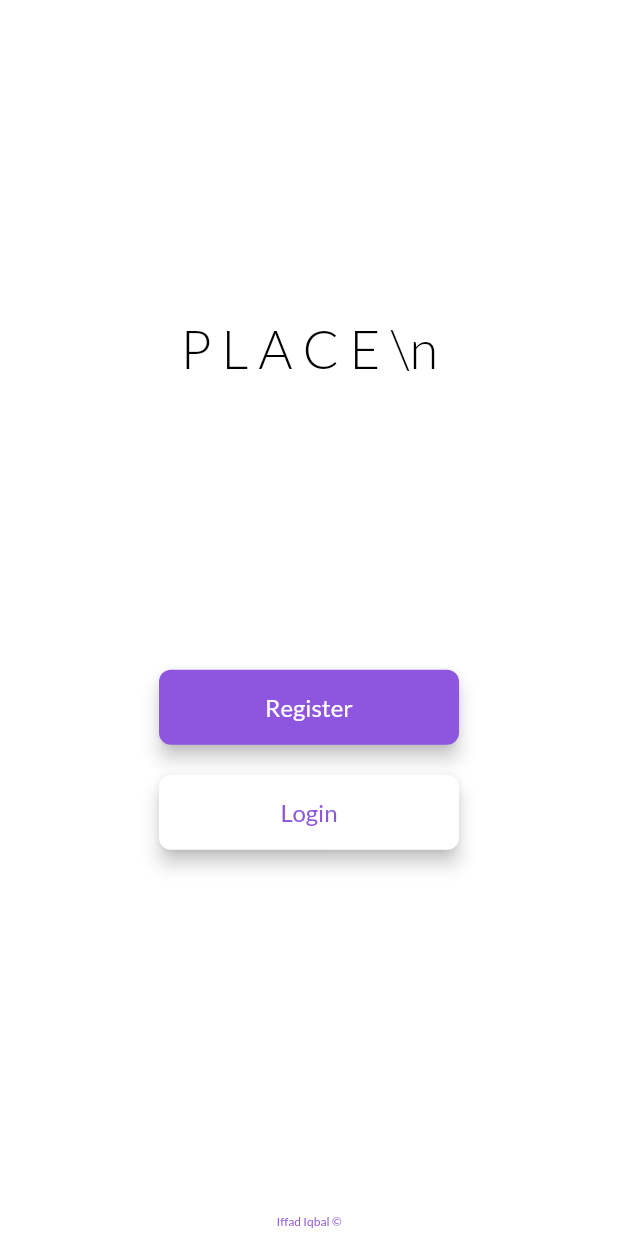
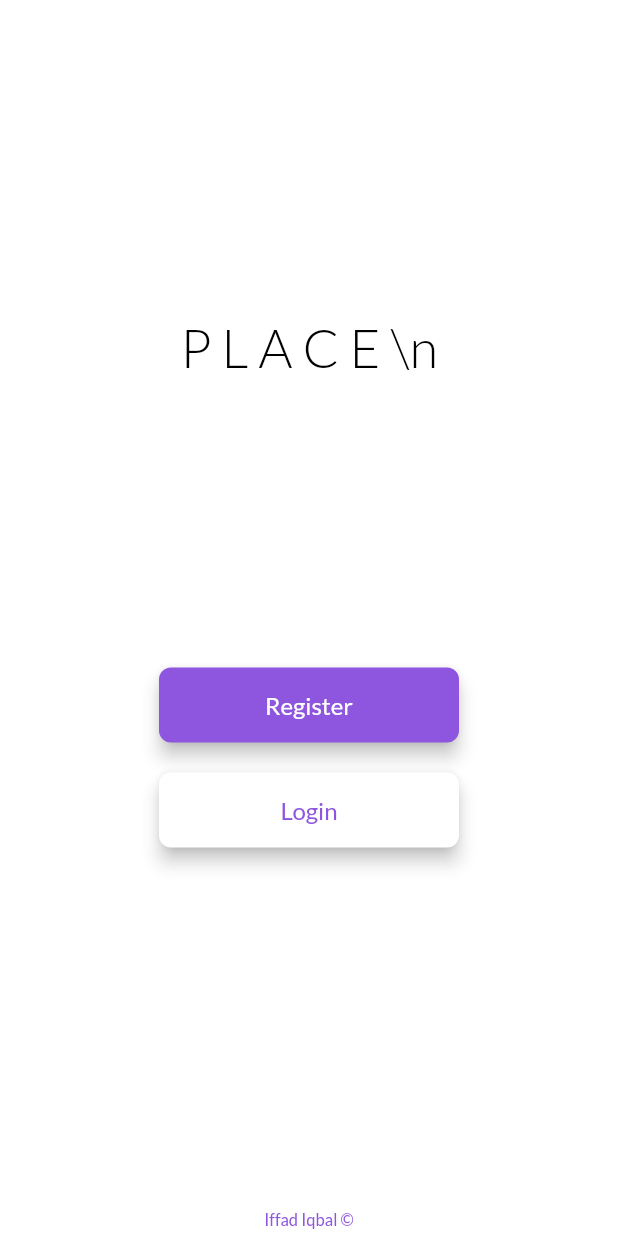
Before and after one commit to drexquisite/place, a Flutter app: the screen it shows after launch, on a phone screen of 412 x 824 dp. Run offline on Flutter 3.47's test engine with Material 2 defaults, Android fonts, the phone set to English and light mode, and no system bars; drawn by our look-alikes of auto_size_text; our stand-ins replace built_collection, built_value, cloud_firestore, firebase_auth, firebase_core, flutter_datetime_picker and 7 more; accounts and stored records are empty; generated files the repository leaves out were written again.

Commit message:
Updating to latest FlutterFlow output.

```diff
--- a/lib/splash_screen/splash_screen_widget.dart
+++ b/lib/splash_screen/splash_screen_widget.dart
@@ -139,7 +139,7 @@ class _SplashScreenWidgetState extends State<SplashScreenWidget> {
                   style: FlutterFlowTheme.bodyText1.override(
                     fontFamily: 'Lato',
                     color: Color(0xFF8E55DE),
-                    fontSize: 8,
+                    fontSize: 11,
                   ),
                 ),
               )
```
